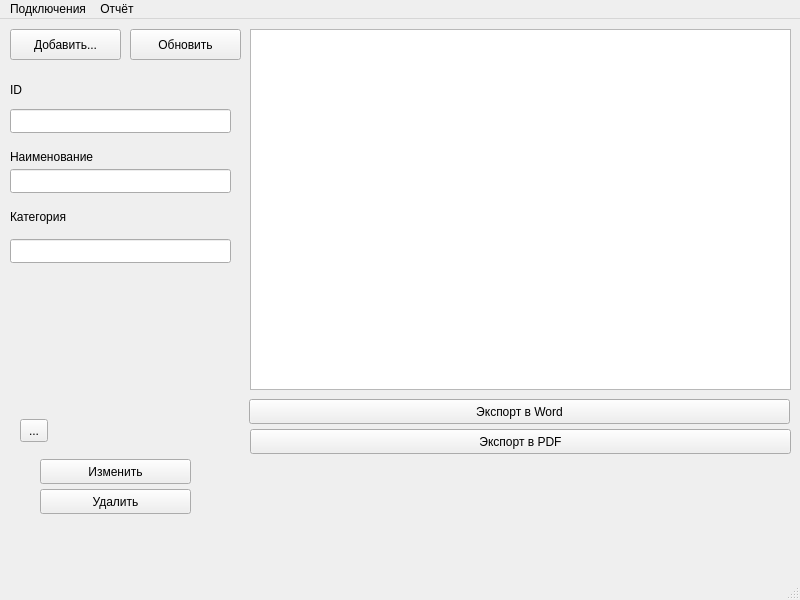
Before: the Qt Designer form mainwindow.ui in MyatnyjChaj3/Uprav_dannymi_laba, drawn with Qt 5.
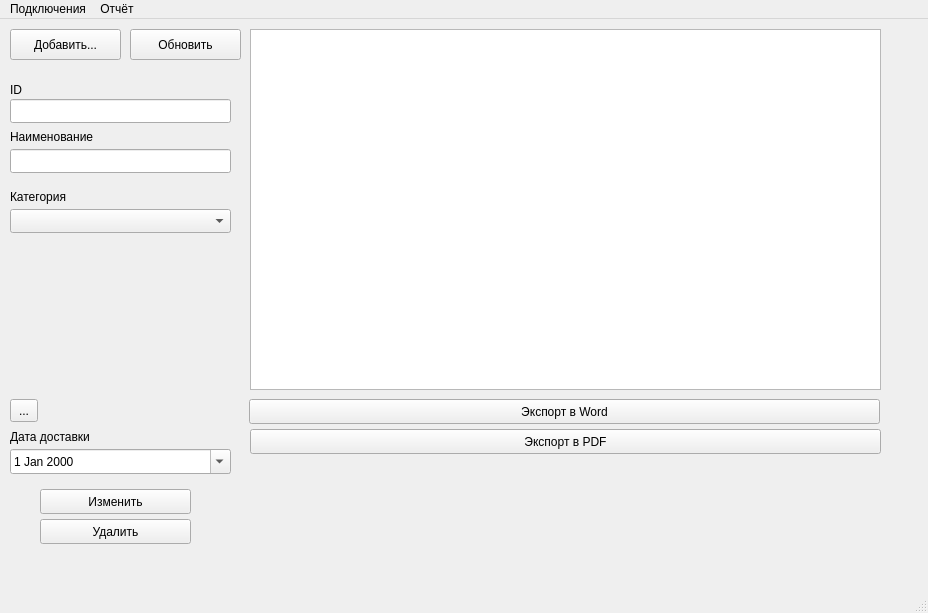
After: the same form once the commit is applied.

Diff of the .ui file:
```diff
--- a/mainwindow.ui
+++ b/mainwindow.ui
@@ -6,8 +6,8 @@
    <rect>
     <x>0</x>
     <y>0</y>
-    <width>800</width>
-    <height>600</height>
+    <width>928</width>
+    <height>613</height>
    </rect>
   </property>
   <property name="windowTitle">
@@ -32,7 +32,7 @@
      <rect>
       <x>250</x>
       <y>10</y>
-      <width>541</width>
+      <width>631</width>
       <height>361</height>
      </rect>
     </property>
@@ -63,7 +63,7 @@
     <property name="geometry">
      <rect>
       <x>40</x>
-      <y>440</y>
+      <y>470</y>
       <width>151</width>
       <height>25</height>
      </rect>
@@ -76,7 +76,7 @@
     <property name="geometry">
      <rect>
       <x>40</x>
-      <y>470</y>
+      <y>500</y>
       <width>151</width>
       <height>25</height>
      </rect>
@@ -89,7 +89,7 @@
     <property name="geometry">
      <rect>
       <x>10</x>
-      <y>90</y>
+      <y>80</y>
       <width>221</width>
       <height>24</height>
      </rect>
@@ -102,17 +102,7 @@
     <property name="geometry">
      <rect>
       <x>10</x>
-      <y>150</y>
-      <width>221</width>
-      <height>24</height>
-     </rect>
-    </property>
-   </widget>
-   <widget class="QLineEdit" name="lineEdit_3">
-    <property name="geometry">
-     <rect>
-      <x>10</x>
-      <y>220</y>
+      <y>130</y>
       <width>221</width>
       <height>24</height>
      </rect>
@@ -135,7 +125,7 @@
     <property name="geometry">
      <rect>
       <x>10</x>
-      <y>130</y>
+      <y>110</y>
       <width>111</width>
       <height>16</height>
      </rect>
@@ -148,7 +138,7 @@
     <property name="geometry">
      <rect>
       <x>10</x>
-      <y>190</y>
+      <y>170</y>
       <width>121</width>
       <height>16</height>
      </rect>
@@ -162,7 +152,7 @@
      <rect>
       <x>249</x>
       <y>380</y>
-      <width>541</width>
+      <width>631</width>
       <height>25</height>
      </rect>
     </property>
@@ -175,7 +165,7 @@
      <rect>
       <x>250</x>
       <y>410</y>
-      <width>541</width>
+      <width>631</width>
       <height>25</height>
      </rect>
     </property>
@@ -186,8 +176,8 @@
    <widget class="QToolButton" name="toolButton">
     <property name="geometry">
      <rect>
-      <x>20</x>
-      <y>400</y>
+      <x>10</x>
+      <y>380</y>
       <width>28</width>
       <height>23</height>
      </rect>
@@ -200,7 +190,7 @@
     <property name="geometry">
      <rect>
       <x>10</x>
-      <y>260</y>
+      <y>220</y>
       <width>221</width>
       <height>131</height>
      </rect>
@@ -209,6 +199,42 @@
      <string/>
     </property>
    </widget>
+   <widget class="QComboBox" name="comboBox">
+    <property name="geometry">
+     <rect>
+      <x>10</x>
+      <y>190</y>
+      <width>221</width>
+      <height>24</height>
+     </rect>
+    </property>
+   </widget>
+   <widget class="QLabel" name="label_5">
+    <property name="geometry">
+     <rect>
+      <x>10</x>
+      <y>410</y>
+      <width>171</width>
+      <height>16</height>
+     </rect>
+    </property>
+    <property name="text">
+     <string>Дата доставки</string>
+    </property>
+   </widget>
+   <widget class="QDateEdit" name="dateEdit">
+    <property name="geometry">
+     <rect>
+      <x>10</x>
+      <y>430</y>
+      <width>221</width>
+      <height>25</height>
+     </rect>
+    </property>
+    <property name="calendarPopup">
+     <bool>true</bool>
+    </property>
+   </widget>
   </widget>
   <widget class="QStatusBar" name="statusbar"/>
   <widget class="QMenuBar" name="menubar">
@@ -216,7 +242,7 @@
     <rect>
      <x>0</x>
      <y>0</y>
-     <width>800</width>
+     <width>928</width>
      <height>25</height>
     </rect>
    </property>
```
